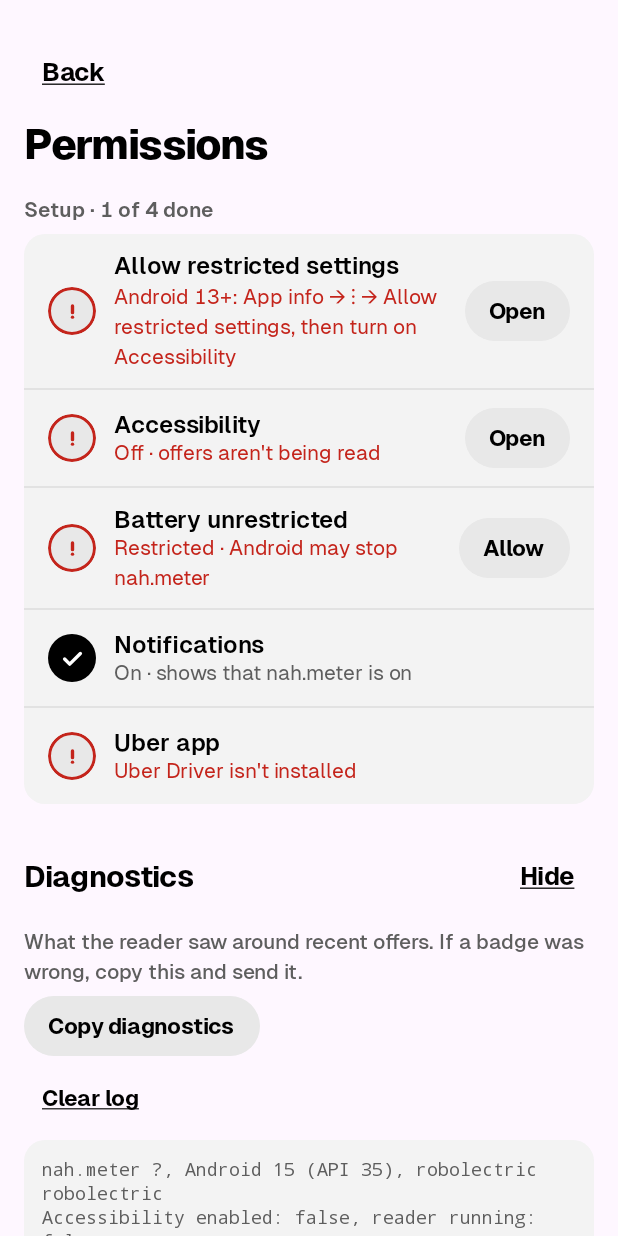
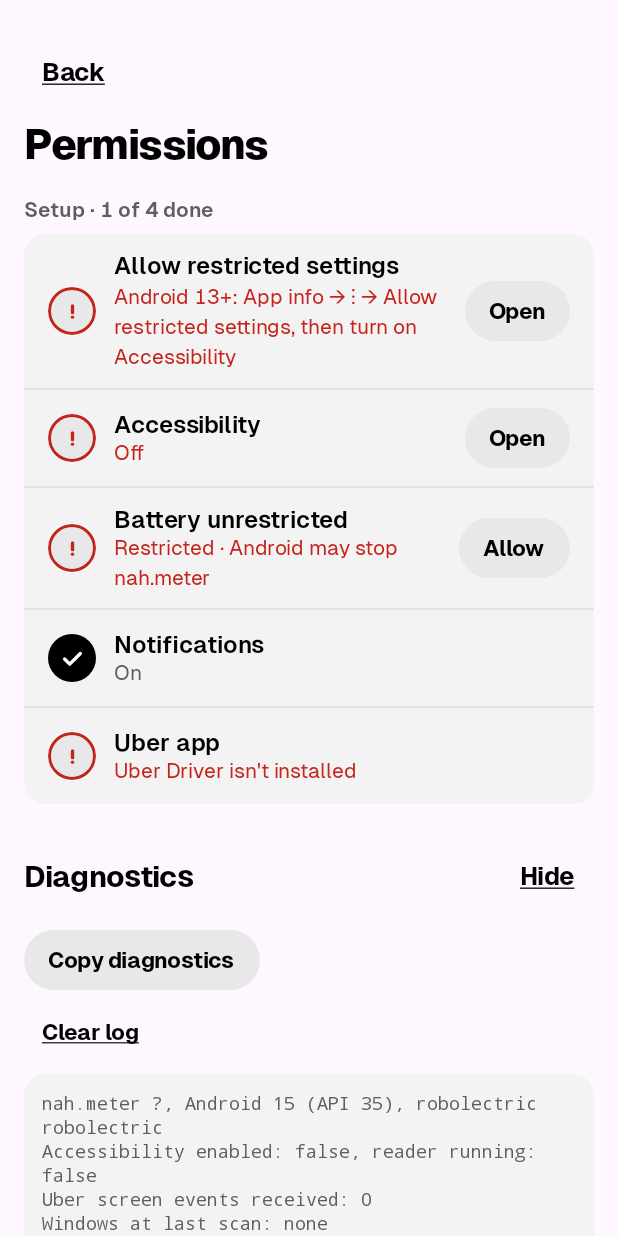
Before and after one commit to ejricahuerta/nah-meter, an Android app built with Jetpack Compose: the composable PermissionsScreen shown on its own in the app's theme, after a tap on "Show", on a phone screen of 412 x 824 dp. Run offline under Robolectric (Android 15) with nearby library versions, the phone set to English and light mode, and no system bars.

Commit message:
Cut helper text that describes the obvious
Many rows carried a second line, an intro or a footnote that restated the
label or what is already on screen ("Tap to pause verdicts" under the power
button, "Check that the card shows and speaks" under "Show a test verdict").

Removed or shortened across Home, History, Rules, Settings, Permissions,
Voice and Setup. Kept what gives a reason, a warning, a step or a number:
the stepper hints on Rules, the haptic patterns, the 200-offer limit, the
voice example lines, status pills and every next-step message.

ThresholdField takes a null hint; LinkRow and SegmentedRow a null
description. CLAUDE.md gains the rule so new screens don't add it back.
UI strings only; no behaviour changes.

Co-Authored-By: Claude Sonnet 5.5 <noreply@anthropic.com>
Claude-Session: https://claude.ai/code/session_01TiDzUYuTi6UT6GJNauTudv

```diff
--- a/app/src/main/java/dev/edmel/offerchecker/ui/Nah.kt
+++ b/app/src/main/java/dev/edmel/offerchecker/ui/Nah.kt
@@ -419,7 +419,7 @@ fun SetupStep(state: StepState, title: String, desc: String, action: String? = n
 /** ThresholdField: label, big value with unit, hint, and round −/+ steppers. */
 @Composable
 fun ThresholdField(
-    label: String, value: String, unit: String?, hint: String,
+    label: String, value: String, unit: String?, hint: String?,
     minusLabel: String, plusLabel: String, onMinus: () -> Unit, onPlus: () -> Unit,
 ) {
     val c = Nah.c
@@ -434,7 +434,7 @@ fun ThresholdField(
                 if (unit == null) buildAnnotatedString { append(value) } else rate(value, unit, 15.sp, c.inkMuted),
                 style = Nah.style(24.sp, 800, 28.sp, (-0.03).em, c.ink),
             )
-            Text(hint, style = Nah.style(13.sp, 400, 18.sp, color = c.inkMuted))
+            if (hint != null) Text(hint, style = Nah.style(13.sp, 400, 18.sp, color = c.inkMuted))
         }
         RoundButton(NahIcons.minus, minusLabel, onMinus)
         RoundButton(NahIcons.plus, plusLabel, onPlus)
--- a/app/src/main/java/dev/edmel/offerchecker/ui/PermissionsScreen.kt
+++ b/app/src/main/java/dev/edmel/offerchecker/ui/PermissionsScreen.kt
@@ -76,16 +76,16 @@ fun PermissionSteps() {
             SetupStep(
                 if (a11y) StepState.Done else StepState.Todo, "Accessibility",
                 when {
-                    reading -> "On · offers are read as they appear"
+                    reading -> "On"
                     a11y -> "On but not running · turn it off and on again"
-                    else -> "Off · offers aren't being read"
+                    else -> "Off"
                 },
                 if (reading) null else "Open",
             ) { SystemSetup.openAccessibility(ctx) }
             NahDivider()
             SetupStep(
                 if (battery) StepState.Done else StepState.Todo, "Battery unrestricted",
-                if (battery) "Android won't pause nah.meter" else "Restricted · Android may stop nah.meter",
+                if (battery) "Unrestricted" else "Restricted · Android may stop nah.meter",
                 if (battery) null else "Allow",
             ) { SystemSetup.requestUnrestrictedBattery(ctx) }
             if (SystemSetup.isSamsung || SystemSetup.isXiaomi) {
@@ -100,7 +100,7 @@ fun PermissionSteps() {
             NahDivider()
             SetupStep(
                 if (notifs) StepState.Done else StepState.Todo, "Notifications",
-                if (notifs) "On · shows that nah.meter is on" else "Off · needed to keep running",
+                if (notifs) "On" else "Off · needed to keep running",
                 if (notifs) null else "Allow",
             ) {
                 if (Build.VERSION.SDK_INT >= 33) notifLauncher.launch(Manifest.permission.POST_NOTIFICATIONS)
@@ -120,7 +120,6 @@ fun PermissionSteps() {
 fun PermissionsScreen(onBack: () -> Unit, modifier: Modifier = Modifier) {
     val ctx = LocalContext.current
     val running by ServiceState.running.collectAsState()
-    val c = Nah.c
     Column(
         modifier.fillMaxWidth().verticalScroll(rememberScrollState()).padding(ScreenPadding),
         verticalArrangement = Arrangement.spacedBy(20.dp),
@@ -128,11 +127,6 @@ fun PermissionsScreen(onBack: () -> Unit, modifier: Modifier = Modifier) {
         BackHeader("Permissions", onBack)
         PermissionSteps()
         Diagnostics(SystemSetup.isAccessibilityEnabled(ctx), running)
-
-        Text(
-            "Advice only: nah.meter never taps anything in Uber. No internet permission; nothing leaves your phone.",
-            style = Nah.style(13.sp, 400, 18.sp, color = c.inkMuted),
-        )
     }
 }
 
@@ -172,10 +166,6 @@ private fun Diagnostics(a11y: Boolean, running: Boolean) {
             NahButton(if (open) "Hide" else "Show", { open = !open }, kind = NahButtonKind.Tertiary)
         }
         if (open) {
-            Text(
-                "What the reader saw around recent offers. If a badge was wrong, copy this and send it.",
-                style = Nah.label.copy(color = Nah.c.inkMuted),
-            )
             NahButton(
                 "Copy diagnostics",
                 onClick = {
```
Also changed, not shown: app/src/main/java/dev/edmel/offerchecker/ui/HomeScreen.kt (+2 -10 lines), app/src/main/java/dev/edmel/offerchecker/ui/LogScreen.kt (+1 -7 lines), app/src/main/java/dev/edmel/offerchecker/ui/SettingsScreen.kt (+9 -9 lines), app/src/main/java/dev/edmel/offerchecker/ui/SetupScreen.kt (+3 -16 lines), app/src/main/java/dev/edmel/offerchecker/ui/ThresholdsScreen.kt (+5 -7 lines), app/src/main/java/dev/edmel/offerchecker/ui/VoiceScreen.kt (+8 -20 lines), 1 other file.
